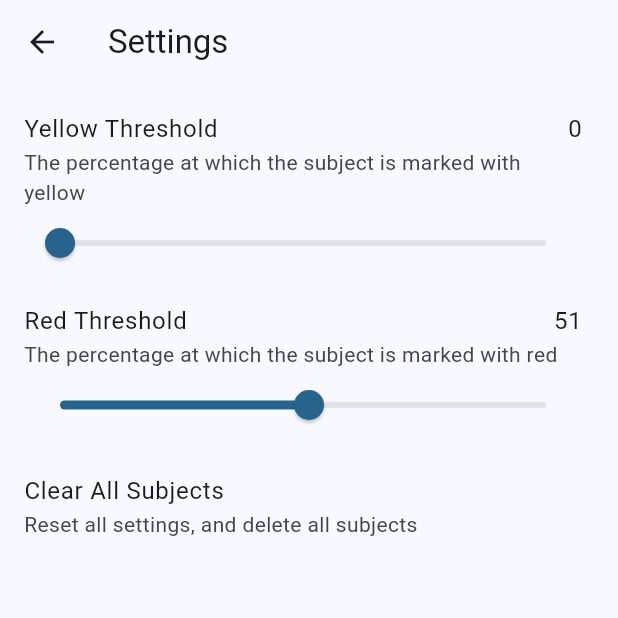
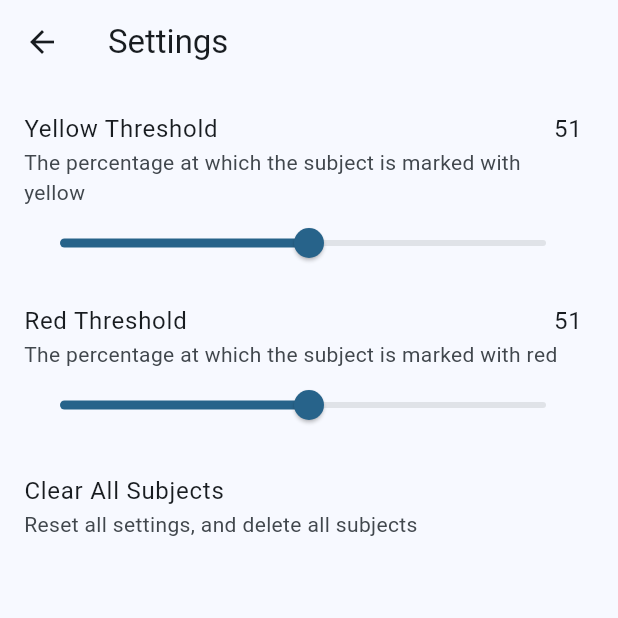
Before and after one commit to fine2006/attendance_app_with_sync, a Flutter app: the Settings screen opened by its route, after a tap on "Red Threshold", on a phone screen of 412 x 824 dp, the top half of it. Run offline on Flutter 3.47's test engine with Material 3 defaults, Android fonts, the phone set to English and light mode, and no system bars; drawn by our look-alikes of dynamic_color; our stand-ins replace drift, drift_flutter, reactive_forms; accounts and stored records are empty; generated files the repository leaves out were written again.

Commit message:
checkpoint: All features other than settingsDB

```diff
--- a/lib/screens/settings.dart
+++ b/lib/screens/settings.dart
@@ -72,44 +72,74 @@ class _SettingsState extends State<Settings> {
       body: Column(
         children: [
           SizedBox(height: 10),
-          Expanded(
-            child: ListView.builder(
-              itemCount: menuTitles.length,
-              //itemExtent: 100,
-              itemBuilder: (context, index) {
-                return ListTile(
+          ListTile(
             title: Row(
               mainAxisAlignment: MainAxisAlignment.spaceBetween,
               children: [
-                      Text(menuTitles[index]),
-                      isSlider[index]
-                          ? Text('${sliderValue[index].truncate()}')
-                          : SizedBox(width: 0),
+                Text(menuTitles[0]),
+                Text('${sliderValue[0].truncate()}'),
               ],
             ),
             subtitle: Column(
               mainAxisAlignment: MainAxisAlignment.start,
               crossAxisAlignment: CrossAxisAlignment.start,
               children: [
-                      Text(menuDesc[index], softWrap: true),
-                      isSlider[index]
-                          ? (Slider(
+                Text(menuDesc[0], softWrap: true),
+                (Slider(
                   min: 0,
                   max: 100,
-                            value: sliderValue[index],
+                  value: sliderValue[0],
                   onChanged: (value) {
                     setState(() {
-                                sliderValue[index] = value;
+                      sliderValue[0] =
+                          (value <= sliderValue[1]) ? sliderValue[1] : value;
                     });
                   },
-                          ))
-                          : SizedBox(height: 0),
+                )),
               ],
             ),
-                  onTap: menuFunc[index],
-                );
+            onTap: menuFunc[0],
+          ),
+          ListTile(
+            title: Row(
+              mainAxisAlignment: MainAxisAlignment.spaceBetween,
+              children: [
+                Text(menuTitles[1]),
+                Text('${sliderValue[1].truncate()}'),
+              ],
+            ),
+            subtitle: Column(
+              mainAxisAlignment: MainAxisAlignment.start,
+              crossAxisAlignment: CrossAxisAlignment.start,
+              children: [
+                Text(menuDesc[1], softWrap: true),
+                Slider(
+                  min: 0,
+                  max: 100,
+                  value: sliderValue[1],
+                  onChanged: (value) {
+                    setState(() {
+                      sliderValue[1] = (value);
+                      sliderValue[0] =
+                          (value >= sliderValue[0]) ? value : sliderValue[0];
+                    });
                   },
                 ),
+              ],
+            ),
+            onTap: menuFunc[1],
+          ),
+          ListTile(
+            title: Row(
+              mainAxisAlignment: MainAxisAlignment.spaceBetween,
+              children: [Text(menuTitles[2])],
+            ),
+            subtitle: Column(
+              mainAxisAlignment: MainAxisAlignment.start,
+              crossAxisAlignment: CrossAxisAlignment.start,
+              children: [Text(menuDesc[2], softWrap: true)],
+            ),
+            onTap: menuFunc[2],
           ),
         ],
       ),
```
Also changed, not shown: lib/database/database.dart (+14 -1 lines), lib/models/thresholds.dart (added, +10 -0 lines), lib/screens/home.dart (+11 -1 lines), lib/screens/subject_screen.dart (+23 -0 lines), lib/database/database.g.dart. Lines whose indentation alone changed are shown as unchanged.
